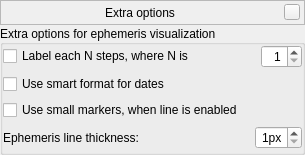
This is src/gui/astroCalcExtraEphemerisDialog.ui in 519984307/stellarium_src as Qt 5 draws it before an edit. The edited form follows.
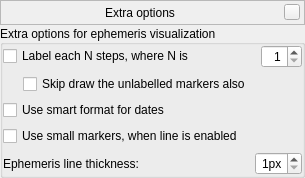
This is the edited form. Custom widgets are drawn as their Qt base class.

Commit message: Added option to hide unlabelled ephemeris markers (issue #1315)

```diff
--- a/src/gui/astroCalcExtraEphemerisDialog.ui
+++ b/src/gui/astroCalcExtraEphemerisDialog.ui
@@ -185,6 +185,33 @@
         </item>
        </layout>
       </item>
+      <item>
+       <layout class="QHBoxLayout" name="horizontalLayout_3">
+        <item>
+         <spacer name="horizontalSpacer_3">
+          <property name="orientation">
+           <enum>Qt::Horizontal</enum>
+          </property>
+          <property name="sizeType">
+           <enum>QSizePolicy::Fixed</enum>
+          </property>
+          <property name="sizeHint" stdset="0">
+           <size>
+            <width>20</width>
+            <height>20</height>
+           </size>
+          </property>
+         </spacer>
+        </item>
+        <item>
+         <widget class="QCheckBox" name="skipMarkersCheckBox">
+          <property name="text">
+           <string>Skip draw the unlabelled markers also</string>
+          </property>
+         </widget>
+        </item>
+       </layout>
+      </item>
       <item>
        <widget class="QCheckBox" name="smartDatesCheckBox">
         <property name="text">
```
The commit also changes 4 other files.
